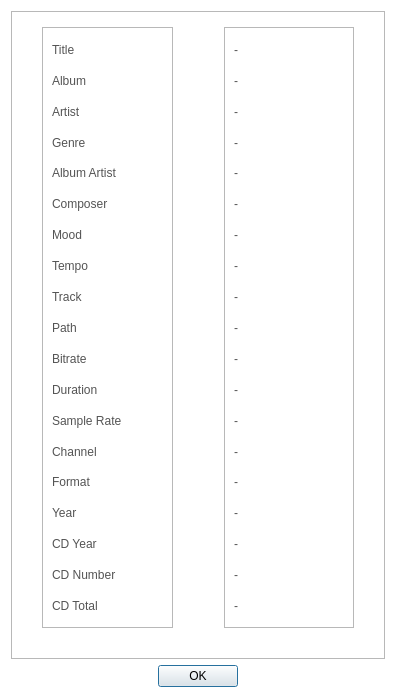
Before: the Qt Designer form CaX/dialog/trackinfodialog.ui in fsest4u/CaX_03, drawn with Qt 5.
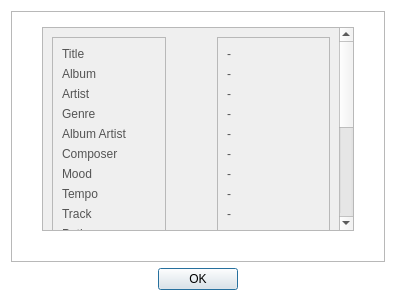
After: the same form once the commit is applied.

Commit message: [dialog] info ui - add to scroll area

The edit to the form file:
```diff
--- a/CaX/dialog/trackinfodialog.ui
+++ b/CaX/dialog/trackinfodialog.ui
@@ -7,7 +7,7 @@
     <x>0</x>
     <y>0</y>
     <width>396</width>
-    <height>698</height>
+    <height>301</height>
    </rect>
   </property>
   <property name="windowTitle">
@@ -47,6 +47,21 @@
        <number>30</number>
       </property>
       <item>
+       <widget class="QScrollArea" name="scrollArea">
+        <property name="widgetResizable">
+         <bool>true</bool>
+        </property>
+        <widget class="QWidget" name="scrollAreaWidgetContents">
+         <property name="geometry">
+          <rect>
+           <x>0</x>
+           <y>0</y>
+           <width>300</width>
+           <height>640</height>
+          </rect>
+         </property>
+         <layout class="QHBoxLayout" name="horizontalLayout_2">
+          <item>
        <widget class="QFrame" name="frame">
         <property name="frameShape">
          <enum>QFrame::StyledPanel</enum>
@@ -350,6 +365,10 @@
           </widget>
          </item>
         </layout>
+           </widget>
+          </item>
+         </layout>
+        </widget>
        </widget>
       </item>
      </layout>
```
Lines whose indentation alone changed are shown as unchanged.
